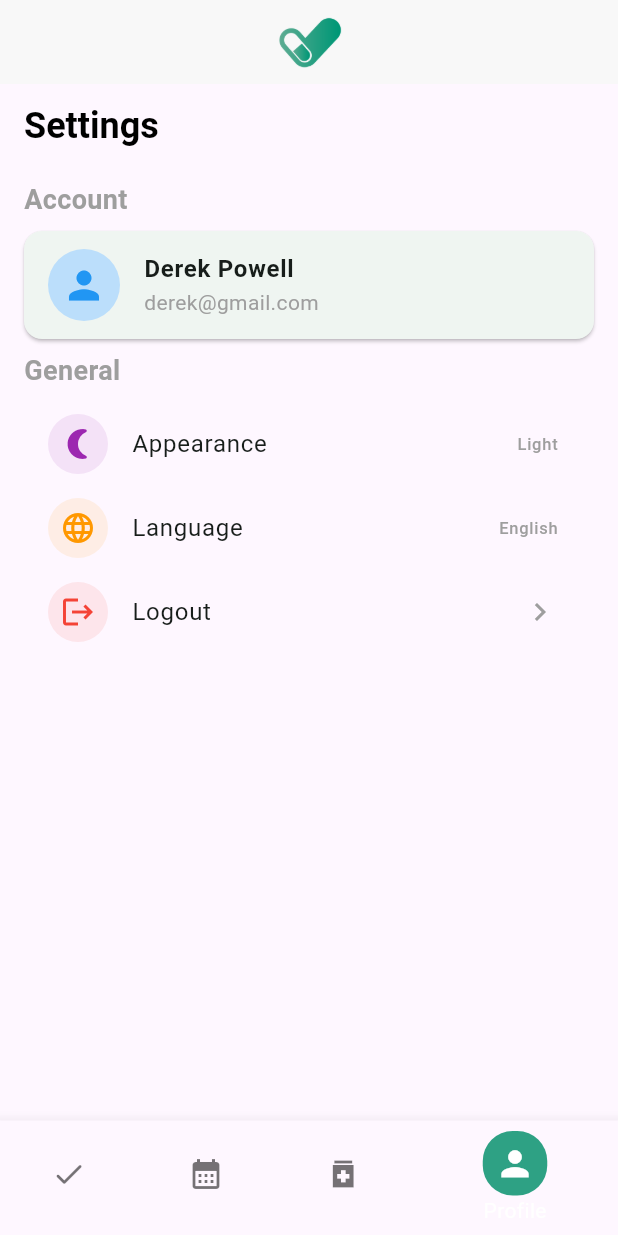
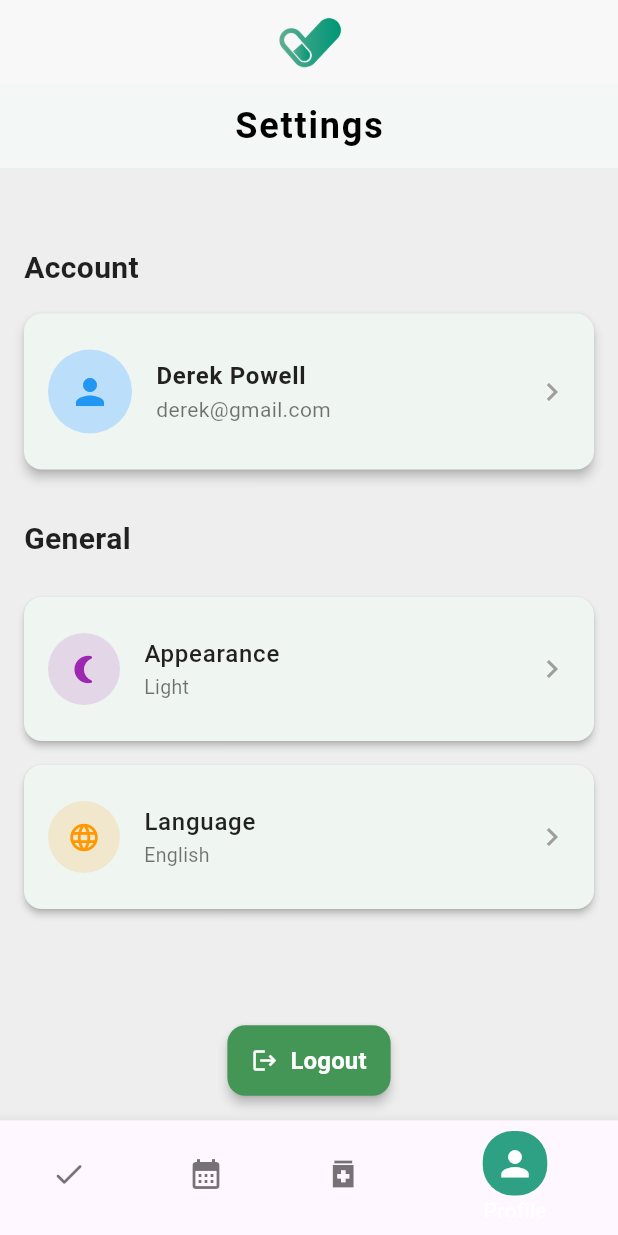
Before and after one commit to Majd-sud/Tadawa-app, a Flutter app: the screen it shows once a user with an empty profile is signed in, item 4 of the bottom bar chosen, on a phone screen of 412 x 824 dp. Run offline on Flutter 3.47's test engine with Material 3 defaults, Android fonts, the phone set to English and light mode, and no system bars; our stand-ins replace cloud_firestore, firebase_auth, firebase_core, firebase_storage, image_picker, table_calendar; accounts and stored records are empty.

Commit message:
change UI design for settings screen

```diff
--- a/lib/screens/settings_screen.dart
+++ b/lib/screens/settings_screen.dart
@@ -1,7 +1,5 @@
 import 'package:flutter/material.dart';
 import 'package:firebase_auth/firebase_auth.dart';
-import 'package:provider/provider.dart';
-import 'package:shared_preferences/shared_preferences.dart'; // Import SharedPreferences
 import 'package:tadawa_app/screens/auth_screen.dart';
 
 class SettingsScreen extends StatelessWidget {
@@ -10,107 +8,169 @@ class SettingsScreen extends StatelessWidget {
   @override
   Widget build(BuildContext context) {
     return Scaffold(
+      backgroundColor: Colors.grey[200], // Softer background for a modern look
       appBar: AppBar(
         title: const Text(
           'Settings',
           style: TextStyle(
-              color: Colors.black, fontSize: 24, fontWeight: FontWeight.bold),
+            color: Colors.black,
+            fontSize: 24,
+            fontWeight: FontWeight.w700,
+            letterSpacing: 1.2,
           ),
-        centerTitle: false,
-        backgroundColor: Colors.transparent,
-        elevation: 0,
         ),
-      body: SingleChildScrollView(
+        centerTitle: true,
+        backgroundColor: Colors.white,
+        elevation: 1,
+        iconTheme: const IconThemeData(color: Colors.black),
+      ),
+      body: Column(
+        children: [
+          Expanded(
+            child: SingleChildScrollView(
+              padding: const EdgeInsets.all(16.0),
               child: Column(
                 crossAxisAlignment: CrossAxisAlignment.start,
                 children: [
-            const Padding(
-              padding: EdgeInsets.symmetric(horizontal: 16.0, vertical: 8.0),
-              child: Text(
-                'Account',
-                style: TextStyle(
-                    fontSize: 18,
-                    fontWeight: FontWeight.bold,
-                    color: Colors.grey),
+                  const SizedBox(height: 20),
+
+                  // Account Section
+                  _buildSectionHeader('Account'),
+                  Card(
+                    shape: RoundedRectangleBorder(
+                      borderRadius: BorderRadius.circular(12),
                     ),
-            ),
-            Card(
-              margin: const EdgeInsets.symmetric(horizontal: 16.0),
-              shape: RoundedRectangleBorder(
-                  borderRadius: BorderRadius.circular(12)),
+                    elevation: 3,
+                    margin: const EdgeInsets.only(bottom: 16),
                     child: ListTile(
+                      contentPadding: const EdgeInsets.all(16),
                       leading: CircleAvatar(
-                  radius: 24,
+                        radius: 28,
                         backgroundColor: Colors.blue.shade100,
-                  child: const Icon(Icons.person, color: Colors.blue, size: 30),
+                        child: const Icon(Icons.person, color: Colors.blue, size: 28),
                       ),
                       title: const Text(
                         'Derek Powell',
-                  style: TextStyle(fontWeight: FontWeight.bold, fontSize: 16),
+                        style: TextStyle(
+                          fontWeight: FontWeight.w600,
+                          fontSize: 16,
+                          color: Colors.black87,
+                        ),
                       ),
                       subtitle: const Text(
                         'derek@gmail.com',
-                  style: TextStyle(color: Colors.grey),
+                        style: TextStyle(color: Colors.black54),
                       ),
+                      trailing: const Icon(Icons.chevron_right, color: Colors.grey),
                       onTap: () {},
                     ),
                   ),
-            const Padding(
-              padding: EdgeInsets.symmetric(horizontal: 16.0, vertical: 8.0),
-              child: Text(
-                'General',
-                style: TextStyle(
-                    fontSize: 18,
-                    fontWeight: FontWeight.bold,
-                    color: Colors.grey),
+
+                  // General Section
+                  _buildSectionHeader('General'),
+                  _buildSettingsListTile(
+                    icon: Icons.nightlight_round,
+                    title: 'Appearance',
+                    subtitle: 'Light',
+                    iconColor: Colors.purple,
+                    onTap: () {},
                   ),
-            ),
-            ListView(
-              padding: const EdgeInsets.symmetric(horizontal: 16.0),
-              shrinkWrap: true, // To fit within the SingleChildScrollView
-              physics:
-                  const NeverScrollableScrollPhysics(), // Disable ListView scrolling
-              children: [
-                ListTile(
-                  leading: CircleAvatar(
-                    backgroundColor: Colors.purple.withOpacity(0.1),
-                    child: const Icon(Icons.nightlight_round,
-                        color: Colors.purple),
-                  ),
-                  title: const Text('Appearance'),
-                  trailing:
-                      const Text('Light', style: TextStyle(color: Colors.grey)),
-                  onTap: () {
-                    // Add functionality for appearance setting
-                  },
-                ),
-                ListTile(
-                  leading: CircleAvatar(
-                    backgroundColor: Colors.orange.withOpacity(0.1),
-                    child: const Icon(Icons.language, color: Colors.orange),
-                  ),
-                  title: const Text('Language'),
-                  trailing: const Text('English',
-                      style: TextStyle(color: Colors.grey)),
-                  onTap: () {
-                  },
-                ),
-                ListTile(
-                  leading: CircleAvatar(
-                    backgroundColor: Colors.red.withOpacity(0.1),
-                    child: const Icon(Icons.logout, color: Colors.red),
-                  ),
-                  title: const Text('Logout'),
-                  trailing: const Icon(Icons.chevron_right, color: Colors.grey),
-                  onTap: () async {
-                    await FirebaseAuth.instance.signOut();
-                  },
-                ),
-              ],
+                  _buildSettingsListTile(
+                    icon: Icons.language,
+                    title: 'Language',
+                    subtitle: 'English',
+                    iconColor: Colors.orange,
+                    onTap: () {},
                   ),
                 ],
               ),
             ),
+          ),
+          // Logout Button
+          Padding(
+            padding: const EdgeInsets.all(16.0),
+            child: _buildLogoutButton(context),
+          ),
+        ],
+      ),
+    );
+  }
+
+  // Helper to build a section header
+  Widget _buildSectionHeader(String title) {
+    return Padding(
+      padding: const EdgeInsets.symmetric(vertical: 16.0),
+      child: Text(
+        title,
+        style: const TextStyle(
+          fontSize: 20,
+          fontWeight: FontWeight.bold,
+          color: Colors.black87,
+        ),
+      ),
+    );
+  }
+
+  // Helper widget to create each setting tile with icon, title, subtitle
+  Widget _buildSettingsListTile({
+    required IconData icon,
+    required String title,
+    String? subtitle,
+    required Color iconColor,
+    required VoidCallback onTap,
+  }) {
+    return Card(
+      shape: RoundedRectangleBorder(
+        borderRadius: BorderRadius.circular(12),
+      ),
+      elevation: 2,
+      margin: const EdgeInsets.symmetric(vertical: 8.0),
+      child: ListTile(
+        contentPadding: const EdgeInsets.symmetric(vertical: 12.0, horizontal: 16.0),
+        leading: CircleAvatar(
+          backgroundColor: iconColor.withOpacity(0.15),
+          radius: 24,
+          child: Icon(icon, color: iconColor, size: 22),
+        ),
+        title: Text(
+          title,
+          style: const TextStyle(
+            fontSize: 16,
+            fontWeight: FontWeight.w500,
+            color: Colors.black87,
+          ),
+        ),
+        subtitle: subtitle != null
+            ? Text(subtitle, style: const TextStyle(color: Colors.black54, fontSize: 13))
+            : null,
+        trailing: const Icon(Icons.chevron_right, color: Colors.grey),
+        onTap: onTap,
+      ),
+    );
+  }
+
+  // Helper widget for the Logout button
+  Widget _buildLogoutButton(BuildContext context) {
+    return ElevatedButton.icon(
+      onPressed: () async {
+        await FirebaseAuth.instance.signOut();
+        Navigator.of(context).pushReplacement(
+          MaterialPageRoute(builder: (context) => const AuthScreen()),
+        );
+      },
+      icon: const Icon(Icons.logout, color: Colors.white),
+      label: const Text(
+        'Logout',
+        style: TextStyle(fontSize: 16, fontWeight: FontWeight.bold, color: Colors.white),
+      ),
+      style: ElevatedButton.styleFrom(
+        backgroundColor: const Color.fromARGB(255, 67, 150, 86),
+        padding: const EdgeInsets.symmetric(vertical: 12.0, horizontal: 16.0),
+        shape: RoundedRectangleBorder(
+          borderRadius: BorderRadius.circular(12),
+        ),
+        elevation: 3,
+      ),
     );
   }
 }
```
Also changed, not shown: lib/screens/setting_profile_screen.dart (added, +133 -0 lines), pubspec.lock. Lines whose indentation alone changed are shown as unchanged.
